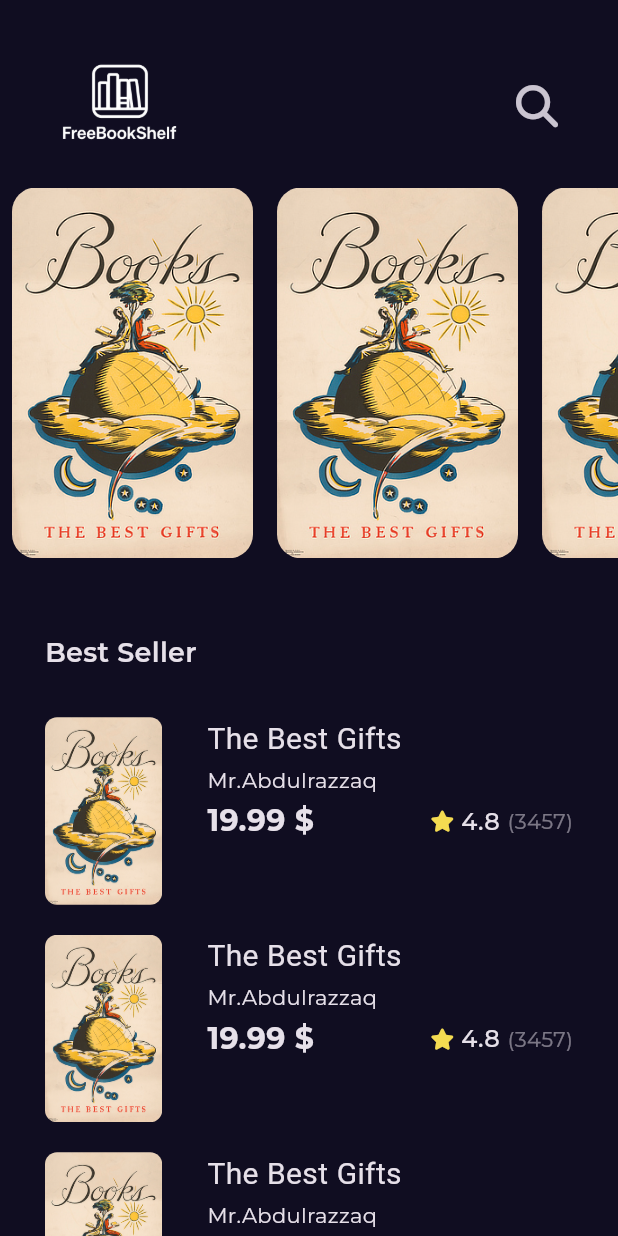
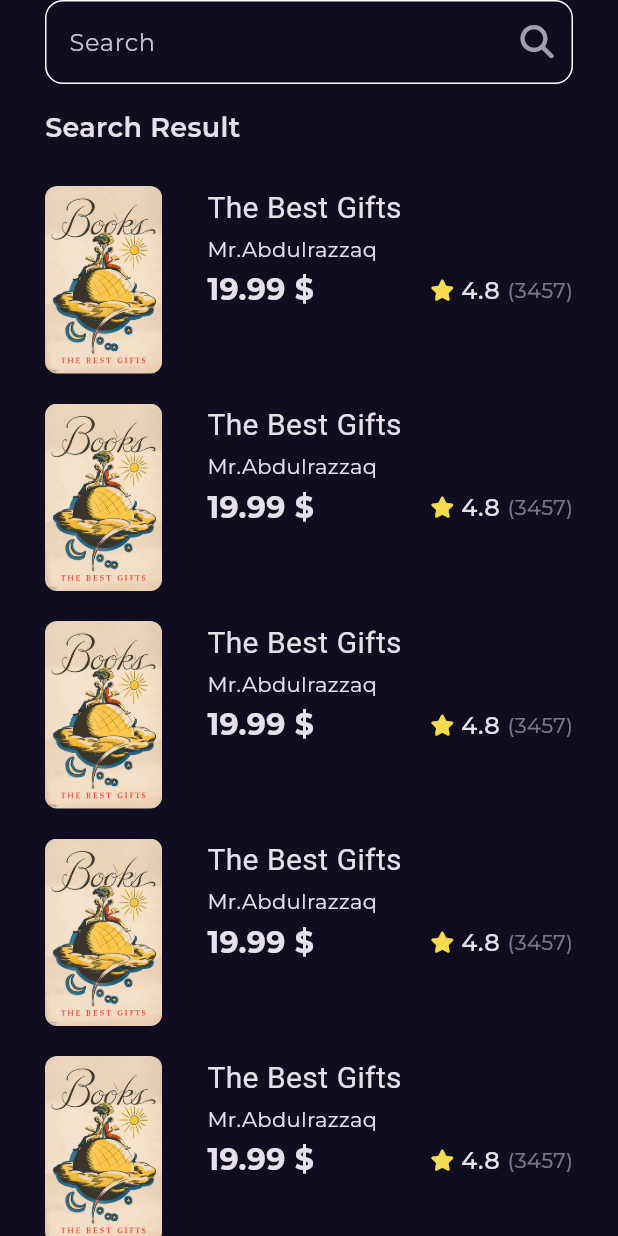
Before and after one commit to alfee3l/FreeBookShelf, a Flutter app: the screen it shows after launch, after a tap on an icon or button, on a phone screen of 412 x 824 dp. Run offline on Flutter 3.47's test engine with Material 3 defaults, Android fonts, the phone set to English and light mode, and no system bars; our stand-ins replace font_awesome_flutter, go_router, google_fonts.

Commit message:
create search view & ui done

```diff
--- a/lib/Features/home/presentation/views/widget/best_seller_list_view.dart
+++ b/lib/Features/home/presentation/views/widget/best_seller_list_view.dart
@@ -1,6 +1,6 @@
 
 import 'package:flutter/material.dart';
-import 'package:free_book_shelf/Features/home/presentation/views/widget/best_seller_list_view_item.dart';
+import 'package:free_book_shelf/Features/home/presentation/views/widget/book_list_view_item.dart';
 
 class BestSellerListView extends StatelessWidget {
   const BestSellerListView({super.key});
@@ -15,7 +15,7 @@ class BestSellerListView extends StatelessWidget {
         itemBuilder: (context, index) {
           return Padding(
             padding: const EdgeInsets.symmetric(vertical: 10),
-            child: BestSellerListViewItem(),
+            child: BookListViewItem(),
           );
         },
       ),
--- a/lib/Features/home/presentation/views/widget/best_seller_list_view_item.dart
+++ b/lib/Features/home/presentation/views/widget/book_list_view_item.dart
@@ -6,8 +6,8 @@ import 'package:free_book_shelf/core/utils/assets.dart';
 import 'package:free_book_shelf/core/utils/styles.dart';
 import 'package:go_router/go_router.dart';
 
-class BestSellerListViewItem extends StatelessWidget {
-  const BestSellerListViewItem({super.key});
+class BookListViewItem extends StatelessWidget {
+  const BookListViewItem({super.key});
 
   @override
   Widget build(BuildContext context) {
--- a/lib/Features/home/presentation/views/widget/custom_appBar.dart
+++ b/lib/Features/home/presentation/views/widget/custom_appBar.dart
@@ -1,7 +1,9 @@
 
 import 'package:flutter/material.dart';
 import 'package:font_awesome_flutter/font_awesome_flutter.dart';
+import 'package:free_book_shelf/core/utils/app_router.dart';
 import 'package:free_book_shelf/core/utils/assets.dart';
+import 'package:go_router/go_router.dart';
 
 class CustomAppBar extends StatelessWidget {
   const CustomAppBar({super.key});
@@ -14,10 +16,12 @@ class CustomAppBar extends StatelessWidget {
         mainAxisAlignment: MainAxisAlignment.spaceBetween,
         children: [
           Image.asset(AssetsData.logo, height: 100,color: Colors.white),
-          IconButton(onPressed: () {},
+          IconButton(onPressed: () {
+            GoRouter.of(context).push(AppRouter.kSearchView);
+          },
            icon:const Icon(
                   FontAwesomeIcons.magnifyingGlass,
-                  size: 28,
+                  size: 22,
            )),
         ],
       ),
--- /dev/null
+++ b/lib/Features/search/presentation/view/search_view.dart
@@ -0,0 +1,11 @@
+import 'package:flutter/material.dart';
+import 'package:free_book_shelf/Features/search/presentation/view/widget/search_view_body.dart';
+
+class SearchView extends StatelessWidget {
+  const SearchView({super.key});
+
+  @override
+  Widget build(BuildContext context) {
+    return const Scaffold(body: SafeArea(child: SearchViewBody()));
+  }
+}
--- /dev/null
+++ b/lib/Features/search/presentation/view/widget/custom_search_text_field.dart
@@ -0,0 +1,32 @@
+
+import 'package:flutter/material.dart';
+import 'package:font_awesome_flutter/font_awesome_flutter.dart';
+
+class CustomSearchTextField extends StatelessWidget {
+  const CustomSearchTextField({super.key});
+
+  @override
+  Widget build(BuildContext context) {
+    return TextField(
+      decoration: InputDecoration(
+        enabledBorder: buildOutlineInputBorder(),
+        focusedBorder: buildOutlineInputBorder(),
+        hintText: 'Search',
+        suffixIcon: IconButton(
+          onPressed: () {},
+          icon: Opacity(
+            opacity: .8,
+            child: const Icon(FontAwesomeIcons.magnifyingGlass, size: 22),
+          ),
+        ),
+      ),
+    );
+  }
+
+  OutlineInputBorder buildOutlineInputBorder() {
+    return OutlineInputBorder(
+        borderSide: BorderSide(color: Colors.white),
+        borderRadius: BorderRadius.circular(12),
+      );
+  }
+}
--- /dev/null
+++ b/lib/Features/search/presentation/view/widget/search_view_body.dart
@@ -0,0 +1,45 @@
+import 'package:flutter/material.dart';
+import 'package:free_book_shelf/Features/home/presentation/views/widget/book_list_view_item.dart';
+import 'package:free_book_shelf/Features/search/presentation/view/widget/custom_search_text_field.dart';
+import 'package:free_book_shelf/core/utils/styles.dart';
+
+class SearchViewBody extends StatelessWidget {
+  const SearchViewBody({super.key});
+
+  @override
+  Widget build(BuildContext context) {
+    return Padding(
+      padding: const EdgeInsets.symmetric(horizontal: 30),
+      child: const Column(
+        crossAxisAlignment: CrossAxisAlignment.start,
+        children: [
+        CustomSearchTextField(),
+         SizedBox(height: 16,),
+         Text('Search Result', style: Styles.textStyle18),
+            SizedBox(height: 16,),
+        Expanded(child: SearchResultListView()),
+
+        ]),
+    );
+  }
+}
+
+
+
+class SearchResultListView extends StatelessWidget {
+  const SearchResultListView({super.key});
+
+  @override
+  Widget build(BuildContext context) {
+    return  ListView.builder(
+        padding: EdgeInsets.zero,
+        itemCount: 10,
+        itemBuilder: (context, index) {
+          return Padding(
+            padding: const EdgeInsets.symmetric(vertical: 10),
+            child: BookListViewItem(),
+          );
+        },
+      );
+  }
+}
--- a/lib/core/utils/app_router.dart
+++ b/lib/core/utils/app_router.dart
@@ -1,11 +1,13 @@
 import 'package:free_book_shelf/Features/Splash/presentation/views/splash_view.dart';
 import 'package:free_book_shelf/Features/home/presentation/views/book_details_view.dart';
 import 'package:free_book_shelf/Features/home/presentation/views/home_view.dart';
+import 'package:free_book_shelf/Features/search/presentation/view/search_view.dart';
 import 'package:go_router/go_router.dart';
 
 abstract class AppRouter {
 static const kHomeView='/homeView';
 static const kBookDetailsView='/bookDetailView';
+static const kSearchView='/searchView';
 static final router = GoRouter(
   routes: [
     GoRoute(
@@ -20,6 +22,10 @@ static final router = GoRouter(
       path: kBookDetailsView,
       builder: (context, state) => BookDetailsView(),
     ),
+    GoRoute(
+      path: kSearchView,
+      builder: (context, state) => SearchView(),
+    ),
   ],
 );
 
```
